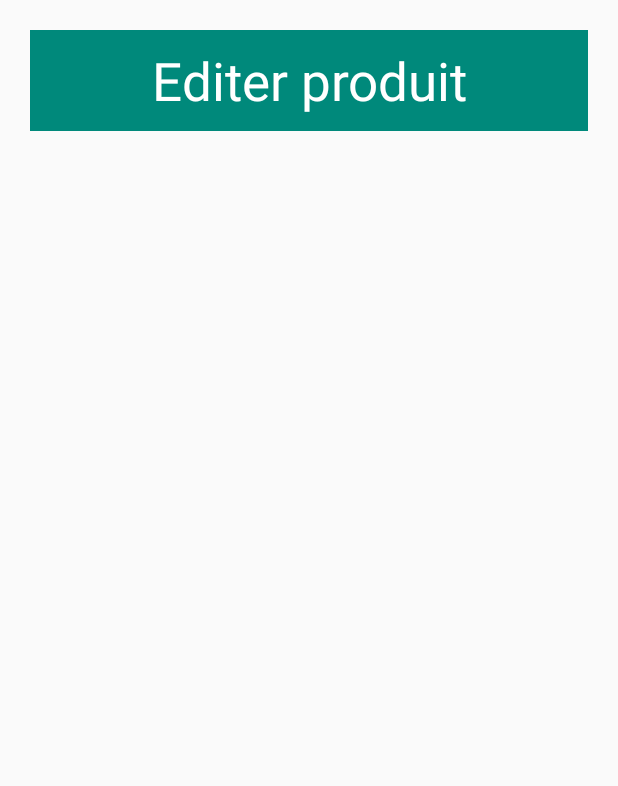
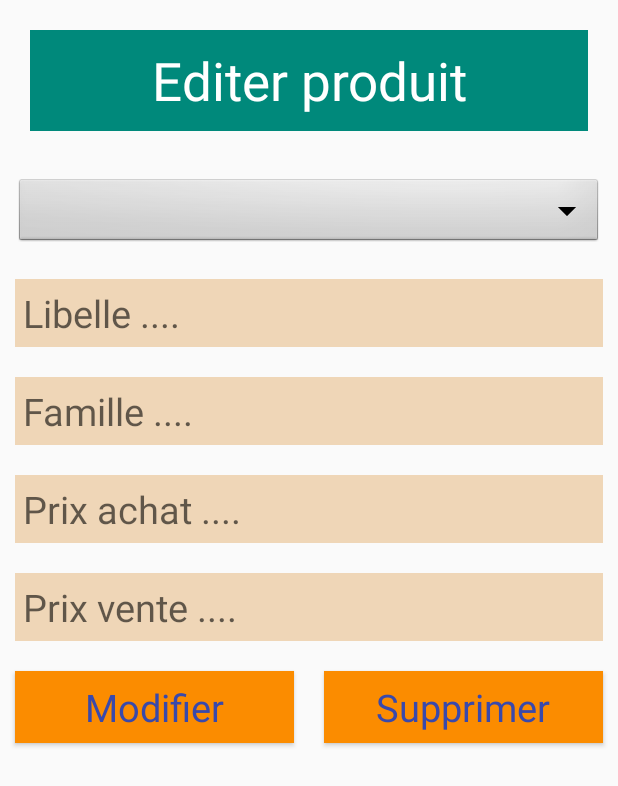
Before and after one commit to lamnaourm/CorrectionExerciceSQLite201, an Android app: the EditProduit screen opened directly, with no data from a screen before it, on a phone screen of 412 x 824 dp. Shown: the top 786 px of the screen. Run offline under Robolectric (Android 15) with nearby library versions, the phone set to English and light mode, and no system bars.

Commit message:
Interface editproduit

```diff
--- a/app/src/main/java/com/example/correctionexercicesqlite201/EditProduit.java
+++ b/app/src/main/java/com/example/correctionexercicesqlite201/EditProduit.java
@@ -3,12 +3,28 @@ package com.example.correctionexercicesqlite201;
 import androidx.appcompat.app.AppCompatActivity;
 
 import android.os.Bundle;
+import android.view.View;
+import android.widget.EditText;
+import android.widget.Spinner;
+
+import java.util.ArrayList;
 
 public class EditProduit extends AppCompatActivity {
+
+    Spinner sp;
+    EditText elib, efam, epa, epv;
+    MyDBProduit dp;
+    ArrayList<Produit> prds;
 
     @Override
     protected void onCreate(Bundle savedInstanceState) {
         super.onCreate(savedInstanceState);
         setContentView(R.layout.activity_edit_produit);
     }
+
+    public void modifier(View view) {
+    }
+
+    public void supprimer(View view) {
+    }
 }
--- a/app/src/main/res/layout/activity_edit_produit.xml
+++ b/app/src/main/res/layout/activity_edit_produit.xml
@@ -11,4 +11,43 @@
         style="@style/titre"
         android:text="@string/titremenu4"/>
 
+    <Spinner
+        style="@style/combo"
+        android:id="@+id/spedit"/>
+
+    <EditText
+        android:id="@+id/editlib"
+        style="@style/zonesaisie"
+        android:hint="Libelle ...." />
+
+    <EditText
+        android:id="@+id/editfam"
+        style="@style/zonesaisie"
+        android:hint="Famille ...." />
+
+    <EditText
+        android:id="@+id/editpa"
+        style="@style/zonesaisie"
+        android:hint="Prix achat ...."
+        android:inputType="numberDecimal" />
+
+    <EditText
+        android:id="@+id/editpv"
+        style="@style/zonesaisie"
+        android:hint="Prix vente ...."
+        android:inputType="numberDecimal" />
+
+
+    <LinearLayout
+        android:layout_width="match_parent"
+        android:layout_height="wrap_content">
+        <Button
+            style="@style/btnMenu"
+            android:text="Modifier"
+            android:onClick="modifier"/>
+        <Button
+            style="@style/btnMenu"
+            android:text="Supprimer"
+            android:onClick="supprimer"/>
+    </LinearLayout>
 </LinearLayout>
--- a/app/src/main/res/values/styles.xml
+++ b/app/src/main/res/values/styles.xml
@@ -18,6 +18,7 @@
         <item name="android:padding">5sp</item>
         <item name="android:background">#FB8C00</item>
         <item name="android:textColor">#3949AB</item>
+        <item name="android:layout_weight">1</item>
     </style>
     <style name="zonesaisie" parent="android:Widget.EditText">
         <item name="android:layout_width">match_parent</item>
@@ -32,7 +33,6 @@
         <item name="android:layout_height">wrap_content</item>
         <item name="android:layout_margin">10dp</item>
     </style>
-
     <style name="zonefiche" parent="android:Widget.TextView">
         <item name="android:layout_width">match_parent</item>
         <item name="android:layout_height">wrap_content</item>
```
